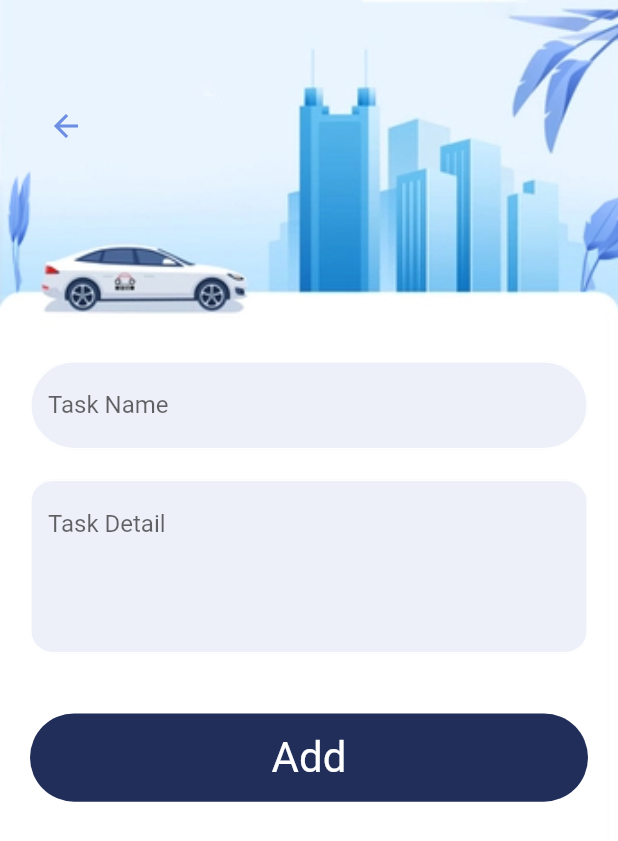
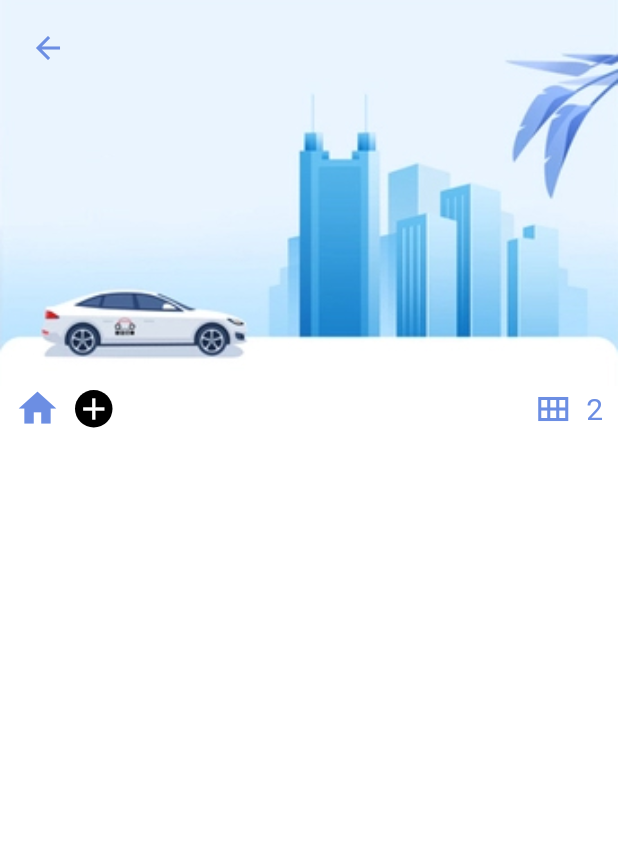
Before and after one commit to anshyyy/Task-Manager, a Flutter app: the screen it shows after launch, on a phone screen of 412 x 824 dp. Shown: the top 841 px of the screen. Run offline on Flutter 3.47's test engine with Material 2 defaults, Android fonts, the phone set to English and light mode, and no system bars.

Commit message:
All Task Page

```diff
--- a/lib/main.dart
+++ b/lib/main.dart
@@ -1,5 +1,6 @@
 import 'package:flutter/material.dart';
 import 'package:task_manager/screens/Add_task.dart';
+import 'package:task_manager/screens/all_task.dart';
 import 'package:task_manager/screens/home_page.dart';
 
 void main() {
@@ -18,7 +19,7 @@ class MyApp extends StatelessWidget {
       theme: ThemeData(
         primarySwatch: Colors.blue,
       ),
-      home: const AddTask(),
+      home: const AllTask(),
     );
   }
 }
--- /dev/null
+++ b/lib/screens/all_task.dart
@@ -0,0 +1,74 @@
+import 'package:flutter/material.dart';
+import 'package:task_manager/colors/app_colors.dart';
+
+class AllTask extends StatelessWidget {
+  const AllTask({Key? key}) : super(key: key);
+
+  @override
+  Widget build(BuildContext context) {
+    return Scaffold(
+        backgroundColor: Colors.white,
+        body: Column(
+          children: [
+            Container(
+              padding: const EdgeInsets.only(left: 20, top: 20),
+              alignment: Alignment.topLeft,
+              child: Icon(
+                Icons.arrow_back,
+                color: AppColors.secondaryColor,
+              ),
+              width: double.maxFinite,
+              height: MediaQuery.of(context).size.height / 3.2,
+              decoration: const BoxDecoration(
+                image: DecorationImage(
+                  fit: BoxFit.cover,
+                  image: AssetImage("assets/header1.jpg"),
+                ),
+              ),
+            ),
+            Container(
+              padding: const EdgeInsets.only(left: 10),
+              child: Row(
+                children: [
+                  Icon(
+                    Icons.home,
+                    color: AppColors.secondaryColor,
+                    size: 30,
+                  ),
+                  const SizedBox(
+                    width: 10,
+                  ),
+                  Container(
+                    child: const Icon(
+                      Icons.add,
+                      color: Colors.white,
+                    ),
+                    width: 25,
+                    height: 25,
+                    decoration: BoxDecoration(
+                      borderRadius: BorderRadius.circular(12.5),
+                      color: Colors.black,
+                    ),
+                  ),
+                  Expanded(child: Container()),
+                  Icon(
+                    Icons.calendar_view_month_sharp,
+                    color: AppColors.secondaryColor,
+                  ),
+                  const SizedBox(
+                    width: 10,
+                  ),
+                  Text(
+                    "2  ",
+                    style: TextStyle(
+                      fontSize: 20,
+                      color: AppColors.secondaryColor,
+                    ),
+                  )
+                ],
+              ),
+            )
+          ],
+        ));
+  }
+}
```
